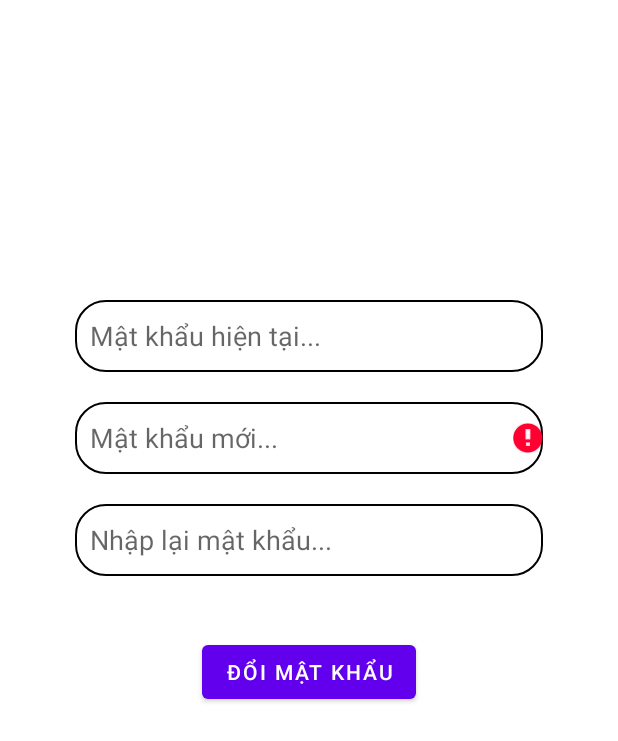
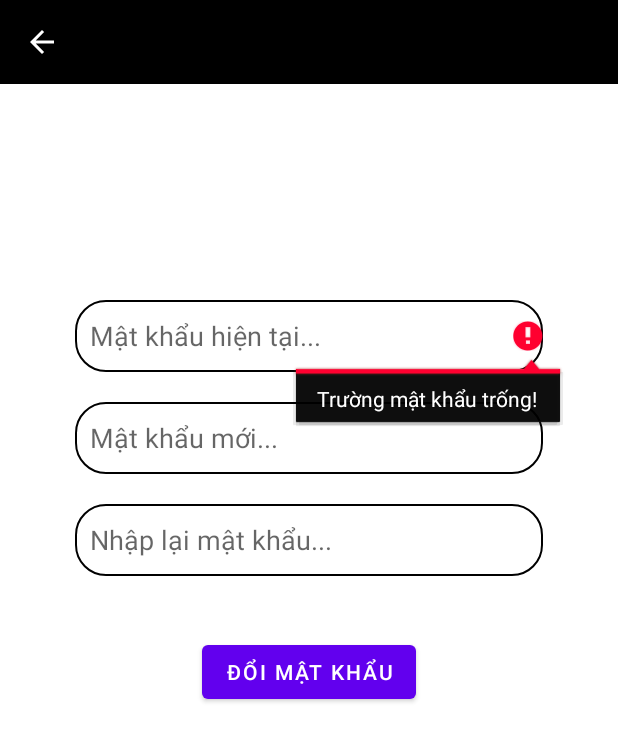
Before and after one commit to hatmitliti/Selling-book-shipper, an Android app: the ChangePasswordActivity screen opened directly, with no data from a screen before it, after a tap on "ĐỔI MẬT KHẨU", on a phone screen of 412 x 824 dp. Shown: the top 741 px of the screen. Run offline under Robolectric (Android 15) with nearby library versions, the phone set to English and light mode, and no system bars; our stand-ins replace Firebase (no records; nobody signed in at launch, a user with empty details on screens opened directly).

Commit message:
fix(Change password): back action for toolbar

```diff
--- a/app/src/main/AndroidManifest.xml
+++ b/app/src/main/AndroidManifest.xml
@@ -13,6 +13,7 @@
         android:theme="@style/Theme.MyApplication" >
         <activity
             android:name=".Screen.ChangePasswordActivity"
+            android:parentActivityName=".MainActivity"
             android:exported="false" />
         <activity
             android:name=".Screen.Account"
--- a/app/src/main/java/com/example/book/Screen/ChangePasswordActivity.java
+++ b/app/src/main/java/com/example/book/Screen/ChangePasswordActivity.java
@@ -8,6 +8,7 @@ import android.view.View;
 import android.widget.Button;
 import android.widget.EditText;
 import android.widget.Toast;
+import androidx.appcompat.widget.Toolbar;
 
 import com.example.book.R;
 import com.google.android.gms.tasks.OnCompleteListener;
@@ -18,6 +19,7 @@ import com.google.firebase.auth.FirebaseAuth;
 import com.google.firebase.auth.FirebaseUser;
 
 public class ChangePasswordActivity extends AppCompatActivity {
+    Toolbar toolbar;
     EditText edtCurrentPassword, edtNewPassword, edtRePassword;
     Button btnChangPassword;
     FirebaseUser user;
@@ -27,16 +29,25 @@ public class ChangePasswordActivity extends AppCompatActivity {
     protected void onCreate(Bundle savedInstanceState) {
         super.onCreate(savedInstanceState);
         setContentView(R.layout.activity_change_password);
-        getSupportActionBar().setDisplayHomeAsUpEnabled(true);
+
+        mapping();
         //init firebase
         auth = FirebaseAuth.getInstance();
         user = auth.getCurrentUser();
 
-        mapping();
         setEvent();
     }
 
     private void setEvent() {
+        setSupportActionBar(toolbar);
+        getSupportActionBar().setDisplayHomeAsUpEnabled(true);
+        getSupportActionBar().setHomeAsUpIndicator(R.drawable.ic_baseline_arrow_back_24);
+        toolbar.setNavigationOnClickListener(new View.OnClickListener() {
+            @Override
+            public void onClick(View v) {
+                onBackPressed();
+            }
+        });
         btnChangPassword.setOnClickListener(new View.OnClickListener() {
             @Override
             public void onClick(View v) {
@@ -49,9 +60,9 @@ public class ChangePasswordActivity extends AppCompatActivity {
         String email = user.getEmail();
         String password = edtCurrentPassword.getText().toString().trim();
 
-        if(password.isEmpty()) {
-            edtNewPassword.setError("Trường mật khẩu trống!");
-        }else {
+        if (password.isEmpty()) {
+            edtCurrentPassword.setError("Trường mật khẩu trống!");
+        } else {
             AuthCredential credential = EmailAuthProvider
                     .getCredential(email, password);
             user.reauthenticate(credential).addOnCompleteListener(new OnCompleteListener<Void>() {
@@ -59,8 +70,7 @@ public class ChangePasswordActivity extends AppCompatActivity {
                 public void onComplete(@NonNull Task<Void> task) {
                     if (task.isSuccessful()) {
                         changePassword();
-                    }
-                    else {
+                    } else {
                         Toast.makeText(getApplicationContext(), "Mật khẩu hiện tại không đúng!", Toast.LENGTH_SHORT).show();
                     }
                 }
@@ -72,21 +82,19 @@ public class ChangePasswordActivity extends AppCompatActivity {
         user = auth.getCurrentUser();
         String password = edtNewPassword.getText().toString().trim();
         String repassword = edtRePassword.getText().toString().trim();
-        if(password.isEmpty()){
+        if (password.isEmpty()) {
             edtNewPassword.setError("Trường mật khẩu trống!");
-        }else if(repassword.isEmpty()){
+        } else if (repassword.isEmpty()) {
             edtRePassword.setError("Trường nhập lại mật khẩu trống!");
-        }else if(!repassword.equalsIgnoreCase(password)){
+        } else if (!repassword.equalsIgnoreCase(password)) {
             edtRePassword.setError("Nhập lại mật khẩu không khớp!");
-        }
-        else{
+        } else {
             user.updatePassword(password).addOnCompleteListener(new OnCompleteListener<Void>() {
                 @Override
                 public void onComplete(@NonNull Task<Void> task) {
-                    if(task.isSuccessful()){
+                    if (task.isSuccessful()) {
                         Toast.makeText(getApplicationContext(), "Đổi mật khẩu thành công!", Toast.LENGTH_SHORT).show();
-                    }
-                    else {
+                    } else {
                         Toast.makeText(getApplicationContext(), "Đổi mật khẩu không thành công!", Toast.LENGTH_SHORT).show();
                     }
                 }
@@ -95,10 +103,10 @@ public class ChangePasswordActivity extends AppCompatActivity {
     }
 
     private void mapping() {
+        toolbar = findViewById(R.id.tbChangePassword);
         edtCurrentPassword = findViewById(R.id.edt_current_password);
         edtNewPassword = findViewById(R.id.edt_change_password);
         edtRePassword = findViewById(R.id.edt_re_enter_password);
         btnChangPassword = findViewById(R.id.btnChangePassword);
     }
-
 }
--- a/app/src/main/res/layout/activity_change_password.xml
+++ b/app/src/main/res/layout/activity_change_password.xml
@@ -5,6 +5,15 @@
     android:layout_width="match_parent"
     android:layout_height="match_parent"
     tools:context=".Screen.ChangePasswordActivity">
+
+    <androidx.appcompat.widget.Toolbar
+        android:id="@+id/tbChangePassword"
+        android:layout_width="match_parent"
+        android:layout_height="?attr/actionBarSize"
+        android:background="@color/black"
+        app:layout_constraintEnd_toEndOf="parent"
+        app:layout_constraintStart_toStartOf="parent"
+        app:layout_constraintTop_toTopOf="parent" />
 
     <EditText
         android:id="@+id/edt_current_password"
@@ -14,7 +23,9 @@
         android:layout_marginEnd="50dp"
         android:layout_marginTop="200dp"
         android:paddingStart="10dp"
+        android:focusable="true"
         android:imeOptions="actionNext"
+        android:inputType="textPassword"
         android:background="@drawable/border"
         android:hint="Mật khẩu hiện tại..."
         android:minHeight="48dp"
@@ -27,6 +38,7 @@
         android:layout_marginStart="50dp"
         android:layout_marginEnd="50dp"
         android:imeOptions="actionNext"
+        android:inputType="textPassword"
         android:layout_marginTop="20dp"
         android:paddingStart="10dp"
         android:background="@drawable/border"
@@ -42,6 +54,7 @@
         android:layout_marginEnd="50dp"
         android:layout_marginTop="20dp"
         android:imeOptions="actionDone"
+        android:inputType="textPassword"
         android:paddingStart="10dp"
         android:background="@drawable/border"
         android:hint="Nhập lại mật khẩu..."
--- a/app/src/main/res/values/strings.xml
+++ b/app/src/main/res/values/strings.xml
@@ -15,4 +15,5 @@
 
     <string name="hello_first_fragment">Hello first fragment</string>
     <string name="hello_second_fragment">Hello second fragment. Arg: %1$s</string>
+    <string name="title_change_password">Đổi Mật Khẩu</string>
 </resources>
```
